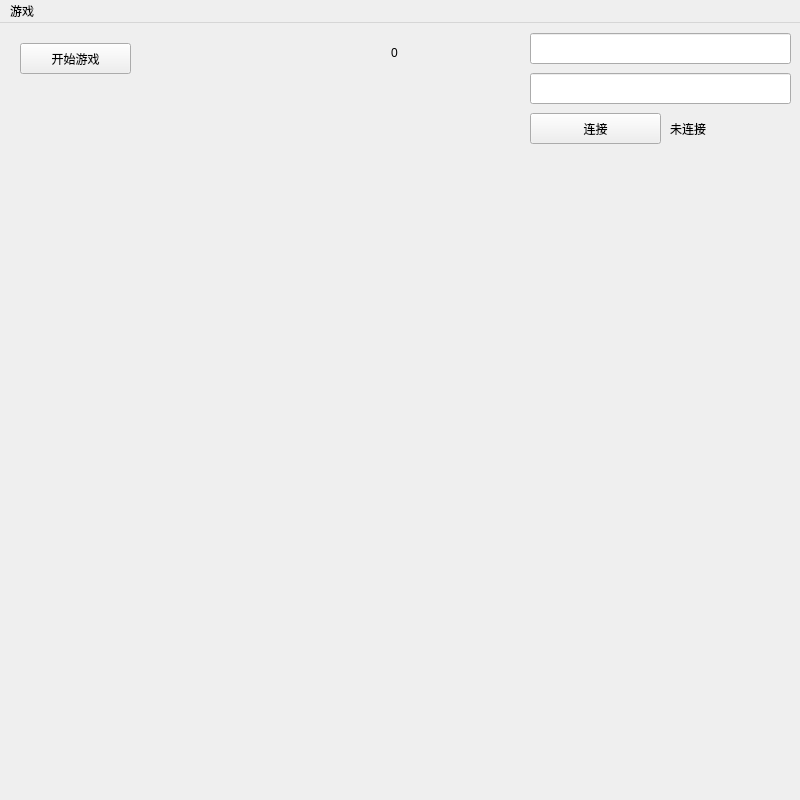
The window that mainwindow.ui (Azure-Sora/FlappyBird) describes before a commit, drawn with Qt 5.
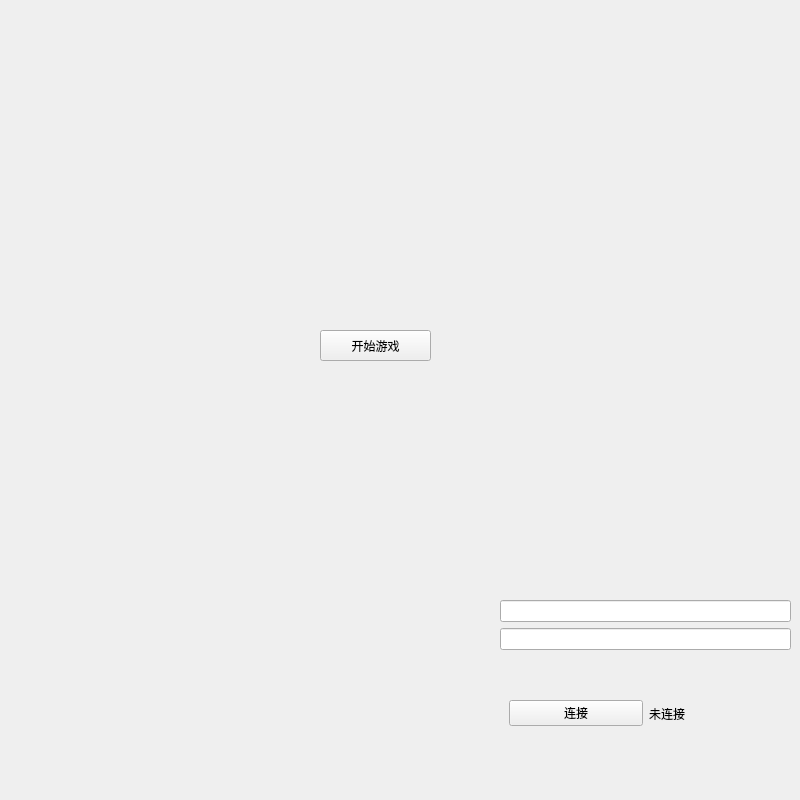
The same window after the commit.

Commit message: 实现游戏窗口和菜单窗口分离

Patch:
```diff
--- a/mainwindow.ui
+++ b/mainwindow.ui
@@ -14,57 +14,11 @@
    <string>MainWindow</string>
   </property>
   <widget class="QWidget" name="centralwidget">
-   <widget class="QLineEdit" name="ipEdit">
-    <property name="geometry">
-     <rect>
-      <x>530</x>
-      <y>10</y>
-      <width>261</width>
-      <height>31</height>
-     </rect>
-    </property>
-   </widget>
-   <widget class="QLineEdit" name="portEdit">
-    <property name="geometry">
-     <rect>
-      <x>530</x>
-      <y>50</y>
-      <width>261</width>
-      <height>31</height>
-     </rect>
-    </property>
-   </widget>
-   <widget class="QPushButton" name="btnConnect">
-    <property name="geometry">
-     <rect>
-      <x>530</x>
-      <y>90</y>
-      <width>131</width>
-      <height>31</height>
-     </rect>
-    </property>
-    <property name="text">
-     <string>连接</string>
-    </property>
-   </widget>
-   <widget class="QLabel" name="connectionStatus">
-    <property name="geometry">
-     <rect>
-      <x>670</x>
-      <y>90</y>
-      <width>121</width>
-      <height>31</height>
-     </rect>
-    </property>
-    <property name="text">
-     <string>未连接</string>
-    </property>
-   </widget>
    <widget class="QPushButton" name="btnStartGame">
     <property name="geometry">
      <rect>
-      <x>20</x>
-      <y>20</y>
+      <x>320</x>
+      <y>330</y>
       <width>111</width>
       <height>31</height>
      </rect>
@@ -73,21 +27,43 @@
      <string>开始游戏</string>
     </property>
    </widget>
-   <widget class="QLabel" name="scoreLabel">
+   <widget class="QWidget" name="widget_2" native="true">
     <property name="geometry">
      <rect>
-      <x>360</x>
-      <y>20</y>
-      <width>69</width>
-      <height>19</height>
+      <x>500</x>
+      <y>600</y>
+      <width>291</width>
+      <height>171</height>
      </rect>
     </property>
-    <property name="text">
-     <string>0</string>
-    </property>
-    <property name="alignment">
-     <set>Qt::AlignCenter</set>
-    </property>
+    <layout class="QVBoxLayout" name="verticalLayout">
+     <item>
+      <widget class="QLineEdit" name="ipEdit"/>
+     </item>
+     <item>
+      <widget class="QLineEdit" name="portEdit"/>
+     </item>
+     <item>
+      <widget class="QWidget" name="widget" native="true">
+       <layout class="QHBoxLayout" name="horizontalLayout">
+        <item>
+         <widget class="QPushButton" name="btnConnect">
+          <property name="text">
+           <string>连接</string>
+          </property>
+         </widget>
+        </item>
+        <item>
+         <widget class="QLabel" name="connectionStatus">
+          <property name="text">
+           <string>未连接</string>
+          </property>
+         </widget>
+        </item>
+       </layout>
+      </widget>
+     </item>
+    </layout>
    </widget>
   </widget>
   <widget class="QMenuBar" name="menubar">
@@ -99,17 +75,6 @@
      <height>24</height>
     </rect>
    </property>
-   <widget class="QMenu" name="menuGame">
-    <property name="title">
-     <string>游戏</string>
-    </property>
-    <addaction name="actionStart"/>
-    <addaction name="actionRestart"/>
-    <addaction name="separator"/>
-    <addaction name="actionExit"/>
-    <addaction name="separator"/>
-   </widget>
-   <addaction name="menuGame"/>
   </widget>
   <action name="actionExit">
    <property name="text">
```
Left out of the diff: 15 changed lines with no effect on the pictures. The commit also changes 7 other files.
